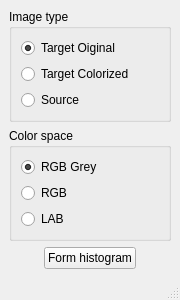
First picture: the form in GreyToColor/UI/DIALOGS/histogramwindow.ui, repository iamantony/GreyToColor, before the edit.
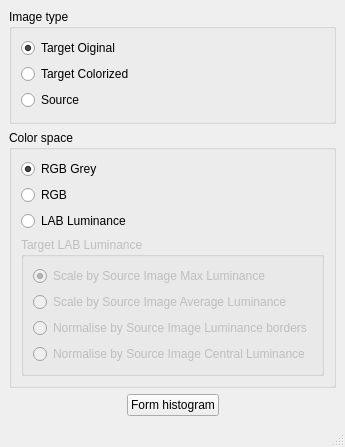
Second picture: the form after the edit.

Commit message: Minor Update: prepair to scale luminance of Target image from HistogramWindow

Patch:
```diff
--- a/GreyToColor/UI/DIALOGS/histogramwindow.ui
+++ b/GreyToColor/UI/DIALOGS/histogramwindow.ui
@@ -9,8 +9,8 @@
    <rect>
     <x>0</x>
     <y>0</y>
-    <width>180</width>
-    <height>265</height>
+    <width>323</width>
+    <height>447</height>
    </rect>
   </property>
   <property name="sizeIncrement">
@@ -65,6 +65,9 @@
     </item>
     <item>
      <widget class="QGroupBox" name="gbColorSpaceType">
+      <property name="enabled">
+       <bool>true</bool>
+      </property>
       <property name="title">
        <string>Color space</string>
       </property>
@@ -92,10 +95,53 @@
        <item>
         <widget class="QRadioButton" name="rbLAB">
          <property name="text">
-          <string>LAB</string>
+          <string>LAB Luminance</string>
          </property>
         </widget>
        </item>
+       <item>
+        <widget class="QGroupBox" name="gbTargLum">
+         <property name="enabled">
+          <bool>false</bool>
+         </property>
+         <property name="title">
+          <string>Target LAB Luminance</string>
+         </property>
+         <layout class="QVBoxLayout" name="verticalLayout_4">
+          <item>
+           <widget class="QRadioButton" name="rbScaleMax">
+            <property name="text">
+             <string>Scale by Source Image Max Luminance</string>
+            </property>
+            <property name="checked">
+             <bool>true</bool>
+            </property>
+           </widget>
+          </item>
+          <item>
+           <widget class="QRadioButton" name="rbScaleAver">
+            <property name="text">
+             <string>Scale by Source Image Average Luminance</string>
+            </property>
+           </widget>
+          </item>
+          <item>
+           <widget class="QRadioButton" name="rbNormBorder">
+            <property name="text">
+             <string>Normalise by Source Image Luminance borders</string>
+            </property>
+           </widget>
+          </item>
+          <item>
+           <widget class="QRadioButton" name="rbNormCenter">
+            <property name="text">
+             <string>Normalise by Source Image Central Luminance</string>
+            </property>
+           </widget>
+          </item>
+         </layout>
+        </widget>
+       </item>
       </layout>
      </widget>
     </item>
```
The commit also changes 17 other files.
